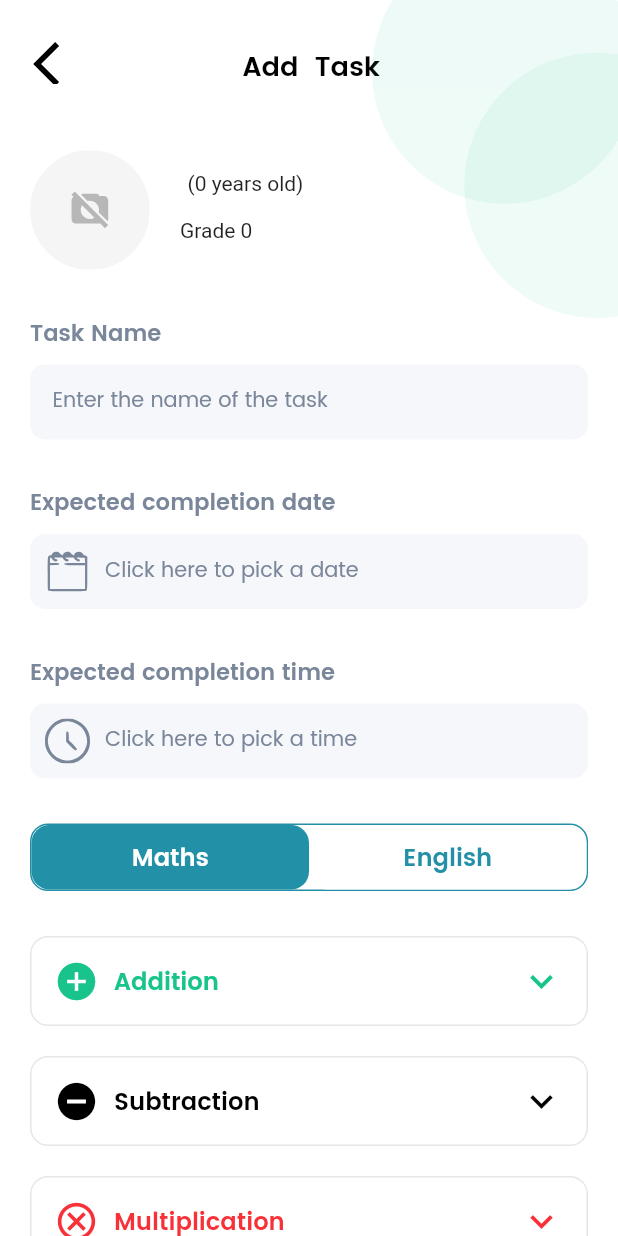
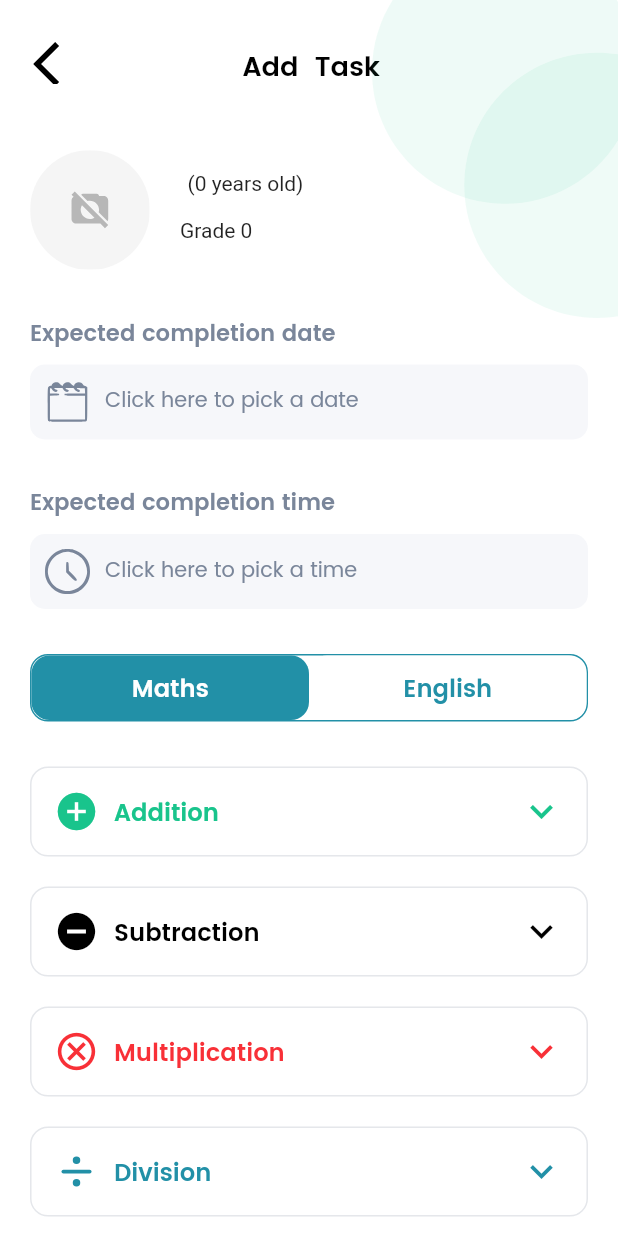
Before and after one commit to EdungDivinefavour/Grounded-V2.0, a Flutter app: the AddTask screen opened directly with empty values, on a phone screen of 412 x 824 dp. Run offline on Flutter 3.47's test engine with Material 2 defaults, Android fonts, the phone set to English and light mode, and no system bars; our stand-ins replace adaptive_dialog, audioplayers, carousel_slider, charts_flutter, cloud_firestore, dots_indicator and 13 more; missing offline and left inert: cloud_firestore_web, dart_date, firebase_auth_web, firebase_core_web, firebase_database_web, firebase_messaging_web and 6 more; accounts and stored records are empty; network calls fail; project files that could hold a hidden picture were left out.

Commit message:
Removed task name

```diff
--- a/lib/models/grounded_task/grounded_task.dart
+++ b/lib/models/grounded_task/grounded_task.dart
@@ -16,7 +16,6 @@ part 'grounded_task.g.dart';
 @JsonSerializable(explicitToJson: true)
 class GroundedTask {
   final String id;
-  final String name;
   final String parentID;
   final String childID;
   final String childName;
@@ -59,7 +58,6 @@ class GroundedTask {
 
   GroundedTask({
     required this.id,
-    required this.name,
     required this.parentID,
     required this.childID,
     required this.childName,
@@ -75,7 +73,6 @@ class GroundedTask {
   });
 
   static GroundedTask newTask({
-    required String name,
     required String parentID,
     required String childID,
     required String childName,
@@ -93,7 +90,6 @@ class GroundedTask {
       childID: childID,
       childName: childName,
       childPhotoUrl: childPhotoUrl,
-      name: name,
       creationTimestamp: DateTime.now().millisecondsSinceEpoch,
       expectedCompletionTimestamp: expectedCompletionTimestamp,
       subjectType: subjectType,
--- a/lib/screens/parent/add_task.dart
+++ b/lib/screens/parent/add_task.dart
@@ -36,7 +36,6 @@ class _AddTaskState extends State<AddTask> with TickerProviderStateMixin {
   final _firestoreService = FirestoreService.instance;
 
   late TabController _tabController;
-  final _taskNameController = TextEditingController();
   final _expectedCompletionDateController = TextEditingController();
   final _expectedCompletionTimeController = TextEditingController();
 
@@ -103,12 +102,6 @@ class _AddTaskState extends State<AddTask> with TickerProviderStateMixin {
                   ],
                 ),
                 SizedBox(height: 20),
-                InputField(
-                  title: "Task Name",
-                  hintText: "Enter the name of the task",
-                  controller: _taskNameController,
-                ),
-                SizedBox(height: 30),
                 InputField(
                   title: "Expected completion date",
                   hintText: "Click here to pick a date",
@@ -457,7 +450,6 @@ class _AddTaskState extends State<AddTask> with TickerProviderStateMixin {
     }
     EasyLoading.show();
     final task = GroundedTask.newTask(
-      name: _taskNameController.text,
       parentID: widget.parent.id,
       childID: widget.child.id,
       childName: widget.child.name,
@@ -485,9 +477,7 @@ class _AddTaskState extends State<AddTask> with TickerProviderStateMixin {
   }
 
   bool get _allFieldsPassedValidation {
-    if (_taskNameController.text == "") {
-      return false;
-    } else if (_selectedSubjectType == SubjectType.maths &&
+    if (_selectedSubjectType == SubjectType.maths &&
         (_selectedMathType == null || _selectedMathSubType == null)) {
       return false;
     } else if (_selectedSubjectType == SubjectType.english &&
--- a/lib/screens/parent/assigned_tasks.dart
+++ b/lib/screens/parent/assigned_tasks.dart
@@ -71,7 +71,7 @@ class _AssignedTaskState extends State<AssignedTask> {
         title: Row(
           children: [
             Text(
-              '${task.name} (${task.subjectType.value})',
+              task.subjectType.value,
               style: TextStyles.semiBold,
             ),
             SizedBox(width: 10),
--- a/lib/screens/parent/task_sent.dart
+++ b/lib/screens/parent/task_sent.dart
@@ -42,8 +42,7 @@ class _TaskSentState extends State<TaskSent> {
           padding: EdgeInsets.all(20),
           child: Column(
             children: [
-              Text("${widget.task.name} (${widget.task.subjectType.value})",
-                  style: TextStyles.extraBold),
+              Text(widget.task.subjectType.value, style: TextStyles.extraBold),
               SizedBox(height: 15),
               Text("Assigned to", style: TextStyles.regular),
               SizedBox(height: 40),
```
Also changed, not shown: lib/models/grounded_task/grounded_task.g.dart, 1 other file.
